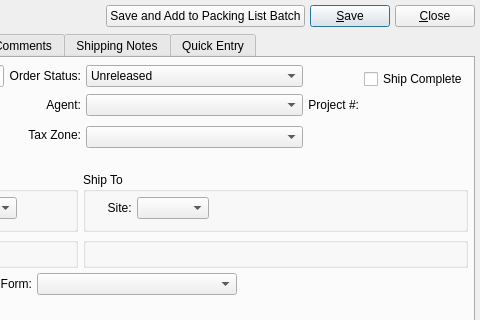
WooodHead/xtuple, file xtuple/trunk/guiclient/transferOrder.ui: the form before one commit; both pictures show x 320 to 800 and y 0 to 320 of the 800 by 600 pixel window.
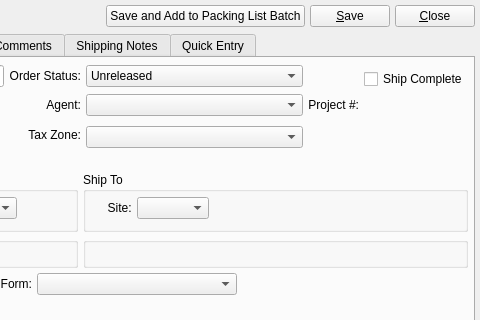
The form after the commit. Custom widgets are drawn as their Qt base class.

Commit message: Tweak: Save button shouldn't be default on T/O since it's not a modal window.

```diff
--- a/xtuple/trunk/guiclient/transferOrder.ui
+++ b/xtuple/trunk/guiclient/transferOrder.ui
@@ -81,9 +81,6 @@
        <property name="autoDefault">
         <bool>true</bool>
        </property>
-       <property name="default">
-        <bool>true</bool>
-       </property>
       </widget>
      </item>
      <item>
```
